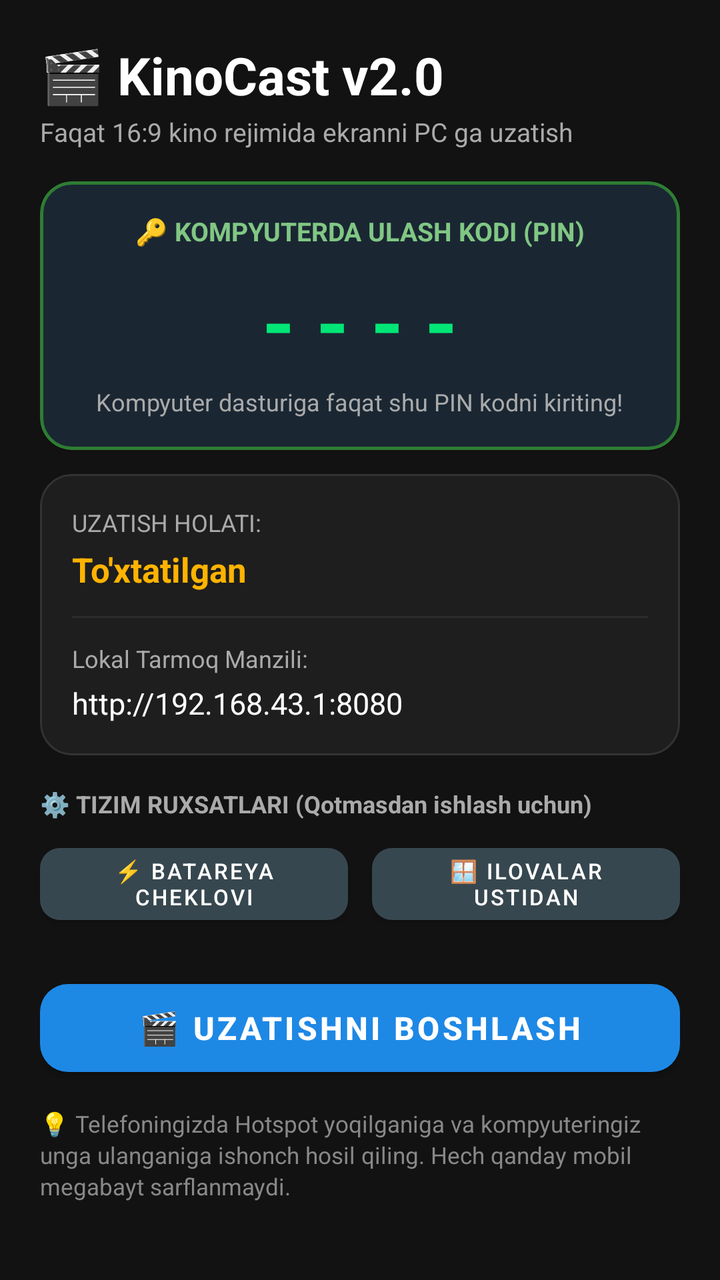
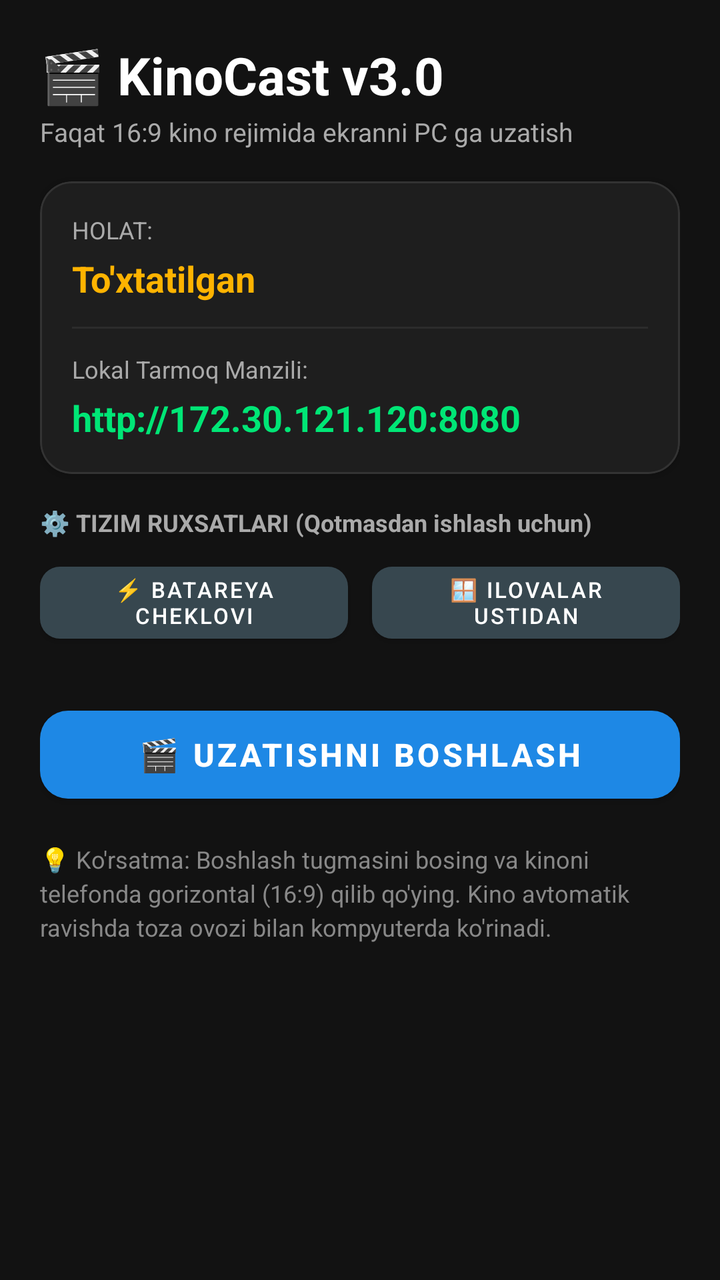

The first picture is an Android layout as it rendered before a commit; the second is the same layout after the commit. The layout source and the unified diff follow.
<!-- AndroidManifest.xml: application theme Theme.KinoCast -->
<!-- res/layout/activity_main.xml -->
<?xml version="1.0" encoding="utf-8"?>
<ScrollView xmlns:android="http://schemas.android.com/apk/res/android"
    xmlns:app="http://schemas.android.com/apk/res-auto"
    android:layout_width="match_parent"
    android:layout_height="match_parent"
    android:background="@color/bg_dark"
    android:fillViewport="true">

    <LinearLayout
        android:layout_width="match_parent"
        android:layout_height="wrap_content"
        android:orientation="vertical"
        android:padding="20dp">

        <TextView
            android:layout_width="wrap_content"
            android:layout_height="wrap_content"
            android:text="🎬 KinoCast v2.0"
            android:textColor="@color/text_primary"
            android:textSize="26sp"
            android:textStyle="bold" />

        <TextView
            android:layout_width="wrap_content"
            android:layout_height="wrap_content"
            android:layout_marginTop="2dp"
            android:text="Faqat 16:9 kino rejimida ekranni PC ga uzatish"
            android:textColor="@color/text_secondary"
            android:textSize="13sp" />

        
        <com.google.android.material.card.MaterialCardView
            android:layout_width="match_parent"
            android:layout_height="wrap_content"
            android:layout_marginTop="16dp"
            app:cardBackgroundColor="#1A2733"
            app:cardCornerRadius="16dp"
            app:strokeColor="#2E7D32"
            app:strokeWidth="1.5dp">

            <LinearLayout
                android:layout_width="match_parent"
                android:layout_height="wrap_content"
                android:orientation="vertical"
                android:padding="16dp"
                android:gravity="center">

                <TextView
                    android:layout_width="wrap_content"
                    android:layout_height="wrap_content"
                    android:text="🔑 KOMPYUTERDA ULASH KODI (PIN)"
                    android:textColor="#81C784"
                    android:textSize="13sp"
                    android:textStyle="bold" />

                <TextView
                    android:id="@+id/tvPinCode"
                    android:layout_width="wrap_content"
                    android:layout_height="wrap_content"
                    android:layout_marginTop="8dp"
                    android:text="----"
                    android:textColor="#00E676"
                    android:textSize="42sp"
                    android:letterSpacing="0.25"
                    android:textStyle="bold" />

                <TextView
                    android:layout_width="wrap_content"
                    android:layout_height="wrap_content"
                    android:layout_marginTop="4dp"
                    android:text="Kompyuter dasturiga faqat shu PIN kodni kiriting!"
                    android:textColor="@color/text_secondary"
                    android:textSize="12sp" />

            </LinearLayout>
        </com.google.android.material.card.MaterialCardView>

        
        <com.google.android.material.card.MaterialCardView
            android:layout_width="match_parent"
            android:layout_height="wrap_content"
            android:layout_marginTop="12dp"
            app:cardBackgroundColor="@color/card_dark"
            app:cardCornerRadius="16dp"
            app:strokeColor="#333333"
            app:strokeWidth="1dp">

            <LinearLayout
                android:layout_width="match_parent"
                android:layout_height="wrap_content"
                android:orientation="vertical"
                android:padding="16dp">

                <TextView
                    android:layout_width="wrap_content"
                    android:layout_height="wrap_content"
                    android:text="Uzatish Holati:"
                    android:textColor="@color/text_secondary"
                    android:textSize="12sp"
                    android:textAllCaps="true" />

                <TextView
                    android:id="@+id/tvStatus"
                    android:layout_width="wrap_content"
                    android:layout_height="wrap_content"
                    android:layout_marginTop="4dp"
                    android:text="To'xtatilgan"
                    android:textColor="@color/amber"
                    android:textSize="17sp"
                    android:textStyle="bold" />

                <View
                    android:layout_width="match_parent"
                    android:layout_height="1dp"
                    android:layout_marginTop="12dp"
                    android:layout_marginBottom="12dp"
                    android:background="#2C2C2C" />

                <TextView
                    android:layout_width="wrap_content"
                    android:layout_height="wrap_content"
                    android:text="Lokal Tarmoq Manzili:"
                    android:textColor="@color/text_secondary"
                    android:textSize="12sp" />

                <TextView
                    android:id="@+id/tvAddress"
                    android:layout_width="wrap_content"
                    android:layout_height="wrap_content"
                    android:layout_marginTop="4dp"
                    android:text="http://192.168.43.1:8080"
                    android:textColor="@color/text_primary"
                    android:textSize="15sp"
                    android:textIsSelectable="true" />

            </LinearLayout>
        </com.google.android.material.card.MaterialCardView>

        
        <TextView
            android:layout_width="wrap_content"
            android:layout_height="wrap_content"
            android:layout_marginTop="16dp"
            android:text="⚙️ TIZIM RUXSATLARI (Qotmasdan ishlash uchun)"
            android:textColor="@color/text_secondary"
            android:textSize="12sp"
            android:textStyle="bold" />

        <LinearLayout
            android:layout_width="match_parent"
            android:layout_height="wrap_content"
            android:orientation="horizontal"
            android:layout_marginTop="8dp">

            <com.google.android.material.button.MaterialButton
                android:id="@+id/btnBattery"
                android:layout_width="0dp"
                android:layout_height="wrap_content"
                android:layout_weight="1"
                android:layout_marginEnd="6dp"
                android:text="⚡ Batareya Cheklovi"
                android:textSize="11sp"
                app:cornerRadius="10dp"
                app:backgroundTint="#37474F" />

            <com.google.android.material.button.MaterialButton
                android:id="@+id/btnOverlay"
                android:layout_width="0dp"
                android:layout_height="wrap_content"
                android:layout_weight="1"
                android:layout_marginStart="6dp"
                android:text="🪟 Ilovalar Ustidan"
                android:textSize="11sp"
                app:cornerRadius="10dp"
                app:backgroundTint="#37474F" />

        </LinearLayout>

        
        <com.google.android.material.button.MaterialButton
            android:id="@+id/btnToggleStream"
            android:layout_width="match_parent"
            android:layout_height="56dp"
            android:layout_marginTop="20dp"
            android:text="🎬 Uzatishni Boshlash"
            android:textSize="16sp"
            android:textStyle="bold"
            app:cornerRadius="14dp"
            app:backgroundTint="@color/primary" />

        <TextView
            android:layout_width="match_parent"
            android:layout_height="wrap_content"
            android:layout_marginTop="12dp"
            android:text="💡 Telefoningizda Hotspot yoqilganiga va kompyuteringiz unga ulanganiga ishonch hosil qiling. Hech qanday mobil megabayt sarflanmaydi."
            android:textColor="#888888"
            android:textSize="11.5sp"
            android:lineSpacingExtra="2dp" />

    </LinearLayout>
</ScrollView>
<!-- resources referenced by this layout -->
<resources>
  <color name="amber">#FFB300</color>
  <color name="bg_dark">#121212</color>
  <color name="card_dark">#1E1E1E</color>
  <color name="primary">#1E88E5</color>
  <color name="text_primary">#FFFFFF</color>
  <color name="text_secondary">#AAAAAA</color>
  <style name="Theme.KinoCast" parent="Theme.MaterialComponents.DayNight.NoActionBar">
          <item name="colorPrimary">@color/primary</item>
          <item name="colorPrimaryDark">@color/primary_dark</item>
          <item name="colorAccent">@color/accent</item>
          <item name="android:windowBackground">@color/bg_dark</item>
      </style>
  <color name="primary_dark">#1565C0</color>
  <color name="accent">#00E676</color>
</resources>

<!-- the commit's change to res/layout/activity_main.xml (unified diff, before → after) -->
@@ -15,7 +15,7 @@
         <TextView
             android:layout_width="wrap_content"
             android:layout_height="wrap_content"
-            android:text="🎬 KinoCast v2.0"
+            android:text="🎬 KinoCast v3.0"
             android:textColor="@color/text_primary"
             android:textSize="26sp"
             android:textStyle="bold" />
@@ -33,53 +33,6 @@
             android:layout_width="match_parent"
             android:layout_height="wrap_content"
             android:layout_marginTop="16dp"
-            app:cardBackgroundColor="#1A2733"
-            app:cardCornerRadius="16dp"
-            app:strokeColor="#2E7D32"
-            app:strokeWidth="1.5dp">
-
-            <LinearLayout
-                android:layout_width="match_parent"
-                android:layout_height="wrap_content"
-                android:orientation="vertical"
-                android:padding="16dp"
-                android:gravity="center">
-
-                <TextView
-                    android:layout_width="wrap_content"
-                    android:layout_height="wrap_content"
-                    android:text="🔑 KOMPYUTERDA ULASH KODI (PIN)"
-                    android:textColor="#81C784"
-                    android:textSize="13sp"
-                    android:textStyle="bold" />
-
-                <TextView
-                    android:id="@+id/tvPinCode"
-                    android:layout_width="wrap_content"
-                    android:layout_height="wrap_content"
-                    android:layout_marginTop="8dp"
-                    android:text="----"
-                    android:textColor="#00E676"
-                    android:textSize="42sp"
-                    android:letterSpacing="0.25"
-                    android:textStyle="bold" />
-
-                <TextView
-                    android:layout_width="wrap_content"
-                    android:layout_height="wrap_content"
-                    android:layout_marginTop="4dp"
-                    android:text="Kompyuter dasturiga faqat shu PIN kodni kiriting!"
-                    android:textColor="@color/text_secondary"
-                    android:textSize="12sp" />
-
-            </LinearLayout>
-        </com.google.android.material.card.MaterialCardView>
-
-        
-        <com.google.android.material.card.MaterialCardView
-            android:layout_width="match_parent"
-            android:layout_height="wrap_content"
-            android:layout_marginTop="12dp"
             app:cardBackgroundColor="@color/card_dark"
             app:cardCornerRadius="16dp"
             app:strokeColor="#333333"
@@ -94,7 +47,7 @@
                 <TextView
                     android:layout_width="wrap_content"
                     android:layout_height="wrap_content"
-                    android:text="Uzatish Holati:"
+                    android:text="Holat:"
                     android:textColor="@color/text_secondary"
                     android:textSize="12sp"
                     android:textAllCaps="true" />
@@ -106,7 +59,7 @@
                     android:layout_marginTop="4dp"
                     android:text="To'xtatilgan"
                     android:textColor="@color/amber"
-                    android:textSize="17sp"
+                    android:textSize="18sp"
                     android:textStyle="bold" />
 
                 <View
@@ -128,9 +81,10 @@
                     android:layout_width="wrap_content"
                     android:layout_height="wrap_content"
                     android:layout_marginTop="4dp"
-                    android:text="http://192.168.43.1:8080"
-                    android:textColor="@color/text_primary"
-                    android:textSize="15sp"
+                    android:text="http://172.30.121.120:8080"
+                    android:textColor="#00E676"
+                    android:textSize="18sp"
+                    android:textStyle="bold"
                     android:textIsSelectable="true" />
 
             </LinearLayout>
@@ -181,7 +135,7 @@
             android:id="@+id/btnToggleStream"
             android:layout_width="match_parent"
             android:layout_height="56dp"
-            android:layout_marginTop="20dp"
+            android:layout_marginTop="24dp"
             android:text="🎬 Uzatishni Boshlash"
             android:textSize="16sp"
             android:textStyle="bold"
@@ -191,11 +145,11 @@
         <TextView
             android:layout_width="match_parent"
             android:layout_height="wrap_content"
-            android:layout_marginTop="12dp"
-            android:text="💡 Telefoningizda Hotspot yoqilganiga va kompyuteringiz unga ulanganiga ishonch hosil qiling. Hech qanday mobil megabayt sarflanmaydi."
+            android:layout_marginTop="16dp"
+            android:text="💡 Ko'rsatma: Boshlash tugmasini bosing va kinoni telefonda gorizontal (16:9) qilib qo'ying. Kino avtomatik ravishda toza ovozi bilan kompyuterda ko'rinadi."
             android:textColor="#888888"
-            android:textSize="11.5sp"
-            android:lineSpacingExtra="2dp" />
+            android:textSize="12sp"
+            android:lineSpacingExtra="3dp" />
 
     </LinearLayout>
 </ScrollView>
